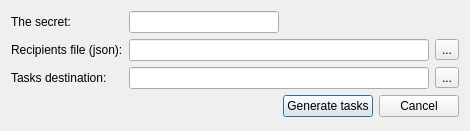
This is cindividualtaskcreationdialog.ui in mmshihov/microcode as Qt 5 draws it before an edit. The edited form follows.
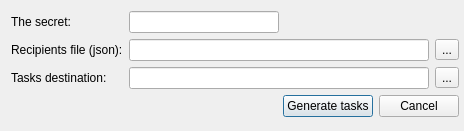
This is the edited form. Icons and pictures are not drawn.

What changed in the file:
```diff
--- a/cindividualtaskcreationdialog.ui
+++ b/cindividualtaskcreationdialog.ui
@@ -10,6 +10,18 @@
     <height>131</height>
    </rect>
   </property>
+  <property name="minimumSize">
+   <size>
+    <width>464</width>
+    <height>131</height>
+   </size>
+  </property>
+  <property name="maximumSize">
+   <size>
+    <width>464</width>
+    <height>131</height>
+   </size>
+  </property>
   <property name="windowTitle">
    <string>Individual task creation</string>
   </property>
```
Left out of the diff: 2 changed lines with no effect on the pictures.
